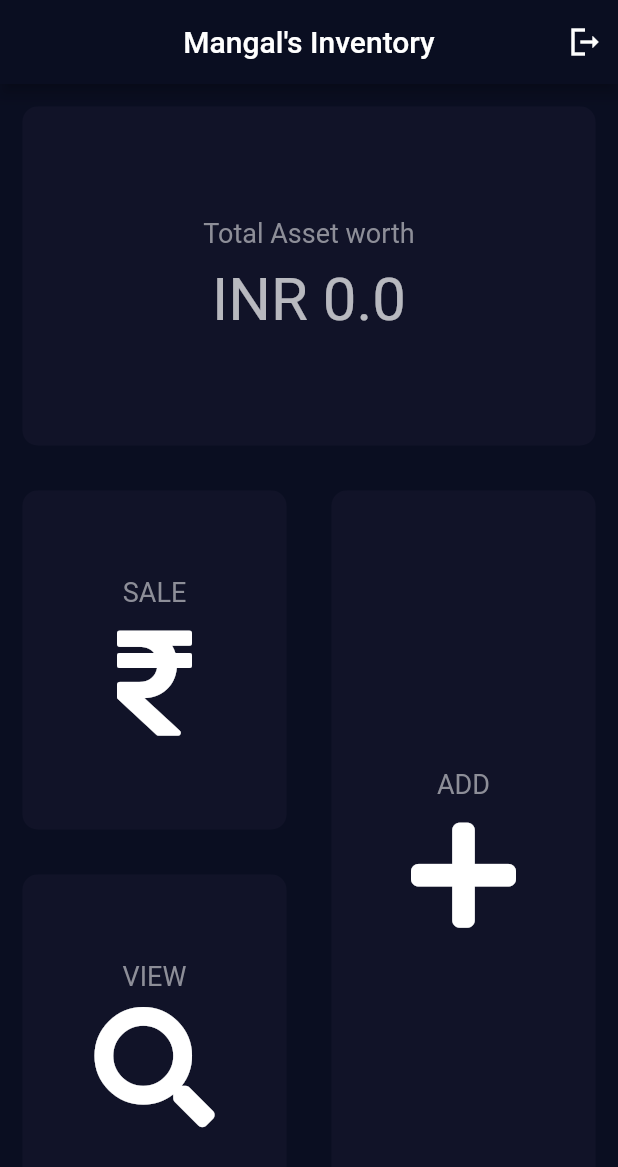
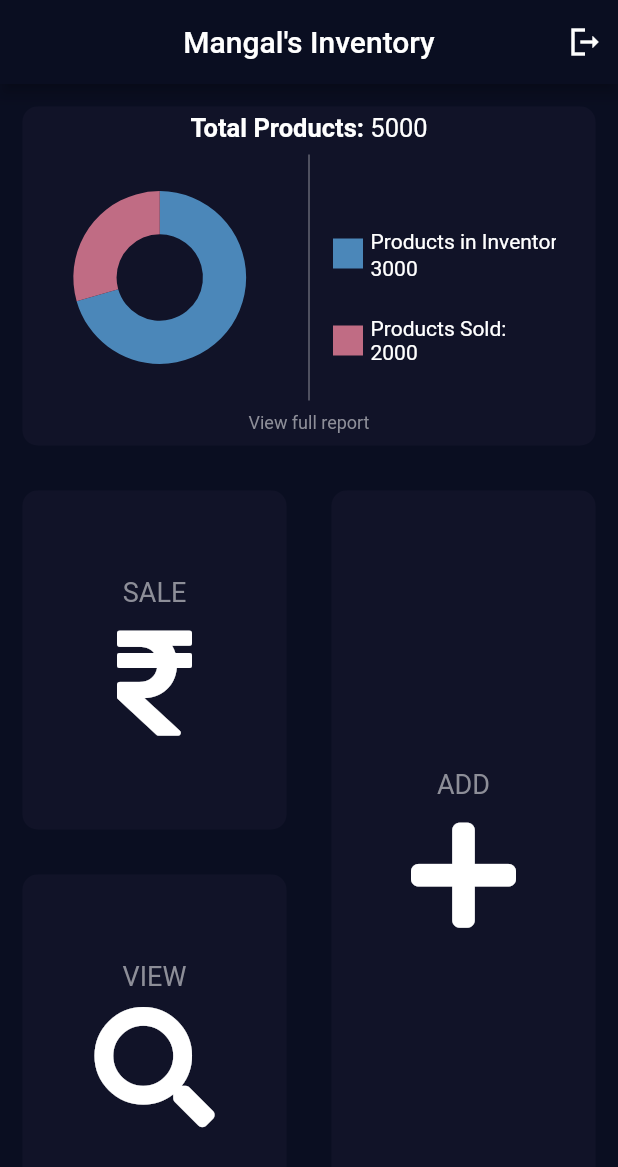
Before and after one commit to AntonyIgnesh/inventory_v1, a Flutter app: the LandingScreen screen opened by its route, on a phone screen of 412 x 824 dp. Shown: the top 1167 px of the screen. Run offline on Flutter 3.47's test engine with Material 2 defaults, Android fonts, the phone set to English and light mode, and no system bars; drawn by our look-alikes of marquee, modal_progress_hud_nsn; our stand-ins replace cloud_firestore, firebase_auth, firebase_core, fluttertoast, font_awesome_flutter, share_plus and 2 more; accounts and stored records are empty.

Commit message:
Added chart and marquee in landing page for report section

```diff
--- a/lib/main.dart
+++ b/lib/main.dart
@@ -6,6 +6,7 @@ import 'screens/add_products_screen.dart';
 import 'screens/sales_screen.dart';
 import 'screens/splash_screen.dart';
 import 'screens/list_products_for_sale_screen.dart';
+import 'screens/report_screen.dart';
 
 void main() => runApp(MyApp());
 
@@ -37,6 +38,7 @@ class _MyAppState extends State<MyApp> {
         AddProductsScreen().id: (context) => AddProductsScreen(),
         ListProductsForSaleScreen().id: (context) =>
             ListProductsForSaleScreen(),
+        ReportScreen().id: (context) => ReportScreen(),
       },
     );
   }
--- a/lib/screens/landing_screen.dart
+++ b/lib/screens/landing_screen.dart
@@ -1,5 +1,6 @@
 import 'package:flutter/material.dart';
 import 'package:flutter/services.dart';
+import 'package:inventory_v1/widgets/landing_page_report_widget.dart';
 import 'package:inventory_v1/widgets/reusable_card.dart';
 import 'package:inventory_v1/constants.dart';
 import 'total_asset_screen.dart';
@@ -160,7 +161,7 @@ class _LandingScreenState extends State<LandingScreen> {
                       Expanded(
                         child: ReuseableCard(
                           colour: kCardColor,
-                          cardChild: TotalAssetScreen(),
+                          cardChild: LandingPageReportWidget(),
                         ),
                       ),
                     ],
--- /dev/null
+++ b/lib/screens/report_screen.dart
@@ -0,0 +1,10 @@
+import 'package:flutter/material.dart';
+
+class ReportScreen extends StatelessWidget {
+  final String id = '/reportScreen';
+
+  @override
+  Widget build(BuildContext context) {
+    return Container();
+  }
+}
--- a/lib/screens/summary_screen.dart
+++ b/lib/screens/summary_screen.dart
@@ -2,6 +2,7 @@ import 'package:flutter/material.dart';
 import 'package:font_awesome_flutter/font_awesome_flutter.dart';
 import '../constants.dart';
 import 'landing_screen.dart';
+import 'package:share_plus/share_plus.dart';
 
 class SummaryScreen extends StatelessWidget {
   final billNumber;
@@ -14,6 +15,8 @@ class SummaryScreen extends StatelessWidget {
 
   @override
   Widget build(BuildContext context) {
+    String shareBillText =
+        'LMNS Shop\nBill No: $billNumber\n${productsChosenForSale.length} products sold at $totalPrice';
     return WillPopScope(
       onWillPop: () async => false,
       child: SafeArea(
@@ -22,6 +25,16 @@ class SummaryScreen extends StatelessWidget {
             automaticallyImplyLeading: false,
             title: Text('Summary'),
             centerTitle: true,
+            actions: [
+              IconButton(
+                onPressed: () {
+                  Share.share(shareBillText);
+                },
+                icon: Icon(
+                  Icons.share,
+                ),
+              ),
+            ],
           ),
           body: Column(
             crossAxisAlignment: CrossAxisAlignment.stretch,
--- /dev/null
+++ b/lib/widgets/landing_page_report_widget.dart
@@ -0,0 +1,199 @@
+import 'package:flutter/material.dart';
+import 'package:inventory_v1/screens/report_screen.dart';
+import 'package:marquee/marquee.dart';
+import 'package:syncfusion_flutter_charts/charts.dart';
+
+class LandingPageReportWidget extends StatefulWidget {
+  @override
+  _LandingPageReportWidgetState createState() =>
+      _LandingPageReportWidgetState();
+}
+
+class _LandingPageReportWidgetState extends State<LandingPageReportWidget> {
+  List<ChartData> _chartData;
+  @override
+  void initState() {
+    _chartData = getChartData();
+    super.initState();
+  }
+
+  @override
+  Widget build(BuildContext context) {
+    return Column(
+      mainAxisAlignment: MainAxisAlignment.spaceAround,
+      children: [
+        Padding(
+          padding: const EdgeInsets.only(top: 4.0),
+          child: Row(
+            mainAxisAlignment: MainAxisAlignment.center,
+            children: [
+              Text(
+                'Total Products: ',
+                style: TextStyle(
+                  fontWeight: FontWeight.bold,
+                  fontSize: 17,
+                ),
+              ),
+              Text(
+                '5000',
+                style: TextStyle(
+                  fontSize: 17,
+                ),
+              ),
+            ],
+          ),
+        ),
+        Expanded(
+          child: Row(
+            children: [
+              Expanded(
+                child: Padding(
+                  padding: const EdgeInsets.all(8.0),
+                  child: SfCircularChart(
+                    series: <CircularSeries>[
+                      DoughnutSeries<ChartData, String>(
+                        dataSource: _chartData,
+                        xValueMapper: (data, _) => data.productsIn,
+                        yValueMapper: (data, _) => data.noOFProducts,
+                      ),
+                    ],
+                  ),
+                ),
+              ),
+              VerticalDivider(
+                color: Color(0xFF8D8E98),
+                indent: 8,
+                endIndent: 8,
+              ),
+              Expanded(
+                child: Padding(
+                  padding: const EdgeInsets.all(8.0),
+                  child: Container(
+                    // color: Colors.blue,
+                    child: Column(
+                      mainAxisAlignment: MainAxisAlignment.spaceEvenly,
+                      children: [
+                        Column(
+                          children: [
+                            // Text(
+                            //   'Total Products:',
+                            //   style: TextStyle(
+                            //     fontWeight: FontWeight.bold,
+                            //     fontSize: 17,
+                            //   ),
+                            // ),
+                            // Text(
+                            //   '5000',
+                            //   style: TextStyle(
+                            //     fontSize: 17,
+                            //   ),
+                            // ),
+                          ],
+                        ),
+                        Row(
+                          children: [
+                            Container(
+                              color: Color.fromRGBO(75, 135, 185, 1),
+                              height: 20,
+                              width: 20,
+                            ),
+                            SizedBox(
+                              width: 5,
+                            ),
+                            Column(
+                              crossAxisAlignment: CrossAxisAlignment.start,
+                              children: [
+                                // Text(
+                                //     'Products in Inventory:'),
+                                SizedBox(
+                                  width:
+                                      MediaQuery.of(context).size.width * 0.3,
+                                  height: 20,
+                                  child: Marquee(
+                                    text: 'Products in Inventory: ',
+                                    blankSpace: 20.0,
+                                    velocity: 20.0,
+                                    pauseAfterRound: Duration(seconds: 3),
+                                  ),
+                                ),
+                                Text('3000'),
+                              ],
+                            ),
+                          ],
+                        ),
+                        Row(
+                          children: [
+                            Container(
+                              color: Color.fromRGBO(192, 108, 132, 1),
+                              height: 20,
+                              width: 20,
+                            ),
+                            SizedBox(
+                              width: 5,
+                            ),
+                            Column(
+                              crossAxisAlignment: CrossAxisAlignment.start,
+                              children: [
+                                Text('Products Sold:'),
+                                Text('2000'),
+                              ],
+                            ),
+                          ],
+                        ),
+                      ],
+                    ),
+                  ),
+                ),
+              ),
+            ],
+          ),
+        ),
+        Container(
+          child: Column(
+            children: [
+              // Divider(),
+              GestureDetector(
+                onTap: () {
+                  Navigator.pushNamed(context, ReportScreen().id);
+                },
+                child: Padding(
+                  padding: const EdgeInsets.only(bottom: 8.0),
+                  child: Text(
+                    'View full report',
+                    style: TextStyle(
+                      color: Color(0xFF8D8E98),
+                      fontSize: 12,
+                    ),
+                  ),
+                ),
+              ),
+            ],
+          ),
+        ),
+      ],
+    );
+  }
+}
+
+List<ChartData> getChartData() {
+  final List<ChartData> chartData = [
+    ChartData(
+      productsIn: 'Inventory',
+      noOFProducts: 24,
+    ),
+    ChartData(
+      productsIn: 'Sold',
+      noOFProducts: 10,
+    ),
+  ];
+  return chartData;
+}
+
+class ChartData {
+  final String productsIn;
+  final int noOFProducts;
+  ChartData({
+    this.noOFProducts,
+    this.productsIn,
+  });
+}
--- a/pubspec.yaml
+++ b/pubspec.yaml
@@ -15,7 +15,7 @@ publish_to: 'none' # Remove this line if you wish to publish to pub.dev
 # In iOS, build-name is used as CFBundleShortVersionString while build-number used as CFBundleVersion.
 # Read more about iOS versioning at
 # https://developer.apple.com/library/archive/documentation/General/Reference/InfoPlistKeyReference/Articles/CoreFoundationKeys.html
-version: 1.0.0+1
+version: 2.0.0+2
 
 environment:
   sdk: ">=2.7.0 <3.0.0"
@@ -36,6 +36,9 @@ dependencies:
   modal_progress_hud_nsn: ^0.1.0-nullsafety-1
   intl: ^0.17.0
   shared_preferences: ^2.0.6
+  share_plus: ^2.1.4
+  marquee: ^2.2.0
+  syncfusion_flutter_charts: ^19.2.56
 
 dev_dependencies:
   flutter_test:
```
Also changed, not shown: pubspec.lock.
